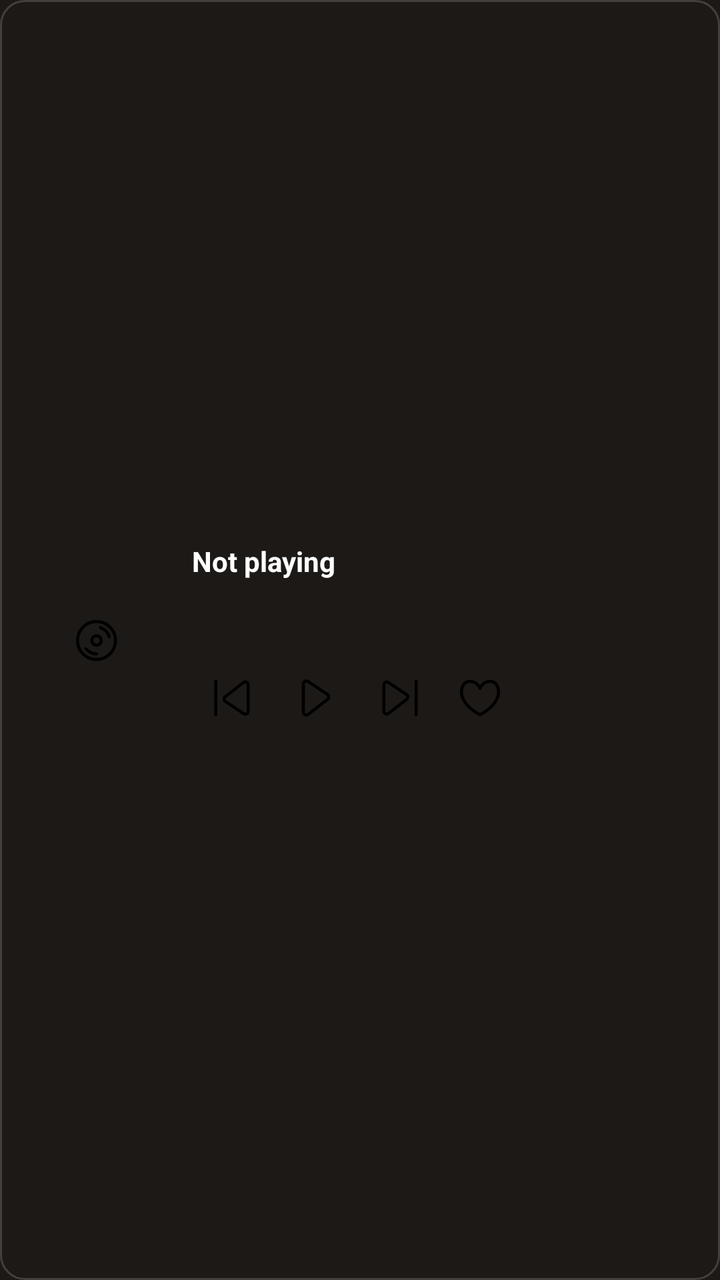
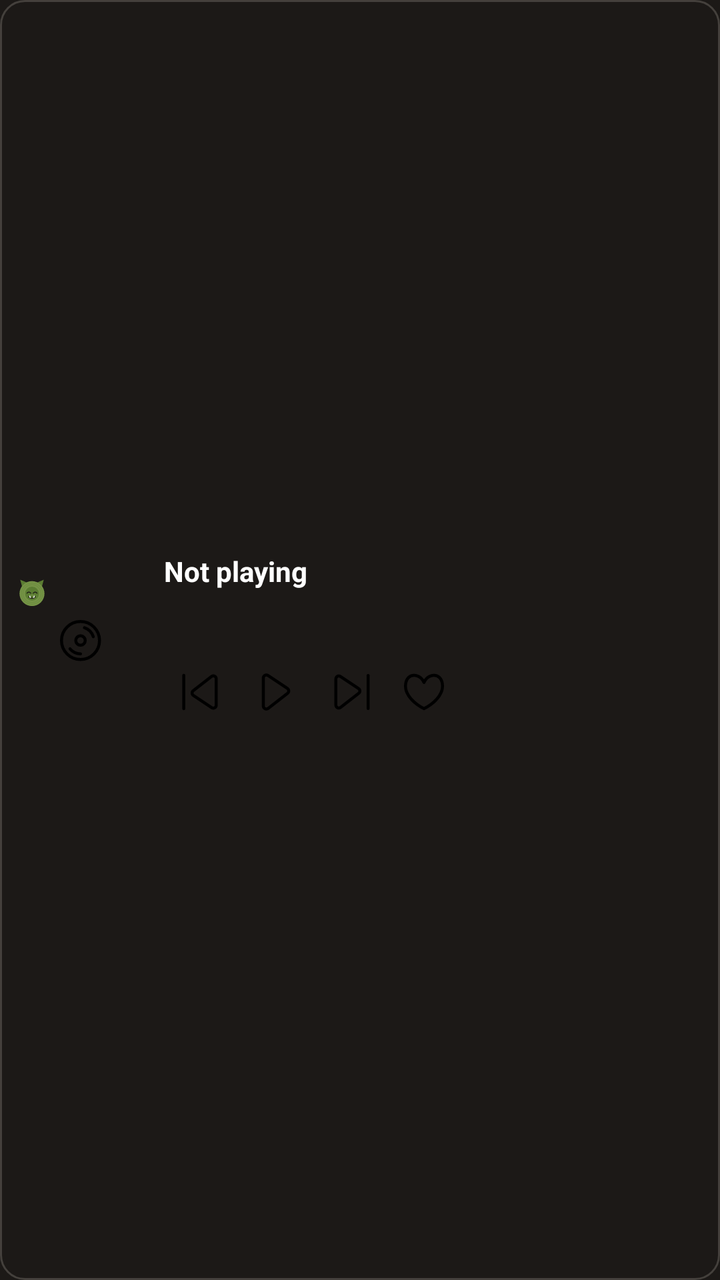

Screens rendered from an Android XML layout before and after an edit, with the pre-edit source and the edit as a unified diff.
<!-- AndroidManifest.xml: application theme Theme.Muorg -->
<!-- res/layout/now_playing_widget_expanded.xml -->
<?xml version="1.0" encoding="utf-8"?>
<LinearLayout xmlns:android="http://schemas.android.com/apk/res/android"
    android:id="@+id/widget_root"
    android:layout_width="match_parent"
    android:layout_height="match_parent"
    android:orientation="horizontal"
    android:gravity="center_vertical"
    android:padding="12dp"
    android:background="@drawable/widget_background">

    <FrameLayout
        android:layout_width="72dp"
        android:layout_height="72dp">

        <ImageView
            android:id="@+id/widget_cover"
            android:layout_width="match_parent"
            android:layout_height="match_parent"
            android:scaleType="centerCrop"
            android:contentDescription="@string/widget_cover_desc"
            android:visibility="gone" />

        <ImageView
            android:id="@+id/widget_cover_placeholder"
            android:layout_width="match_parent"
            android:layout_height="match_parent"
            android:src="@drawable/ic_compact_disk"
            android:scaleType="centerInside"
            android:contentDescription="@string/widget_cover_desc" />
    </FrameLayout>

    <LinearLayout
        android:layout_width="0dp"
        android:layout_height="wrap_content"
        android:layout_weight="1"
        android:layout_gravity="center_vertical"
        android:orientation="vertical"
        android:layout_marginStart="12dp">

        <TextView
            android:id="@+id/widget_title"
            android:layout_width="match_parent"
            android:layout_height="wrap_content"
            android:ellipsize="end"
            android:maxLines="1"
            android:textAppearance="@style/TextAppearance.Widget.Title"
            android:text="@string/widget_no_track" />

        <TextView
            android:id="@+id/widget_artist"
            android:layout_width="match_parent"
            android:layout_height="wrap_content"
            android:ellipsize="end"
            android:maxLines="1"
            android:textAppearance="@style/TextAppearance.Widget.Artist"
            android:text="" />

        <TextView
            android:id="@+id/widget_album"
            android:layout_width="match_parent"
            android:layout_height="wrap_content"
            android:ellipsize="end"
            android:maxLines="1"
            android:textAppearance="@style/TextAppearance.Widget.Album"
            android:text="" />

        <LinearLayout
            android:layout_width="match_parent"
            android:layout_height="wrap_content"
            android:orientation="horizontal"
            android:layout_marginTop="8dp">

            <ImageButton
                android:id="@+id/widget_previous"
                android:layout_width="40dp"
                android:layout_height="40dp"
                android:padding="8dp"
                android:scaleType="center"
                android:src="@drawable/ic_previous"
                android:background="@android:color/transparent"
                android:contentDescription="@string/widget_previous" />

            <ImageButton
                android:id="@+id/widget_play_pause"
                android:layout_width="44dp"
                android:layout_height="40dp"
                android:padding="8dp"
                android:scaleType="center"
                android:src="@drawable/ic_play"
                android:background="@android:color/transparent"
                android:contentDescription="@string/widget_play" />

            <ImageButton
                android:id="@+id/widget_next"
                android:layout_width="40dp"
                android:layout_height="40dp"
                android:padding="8dp"
                android:scaleType="center"
                android:src="@drawable/ic_next"
                android:background="@android:color/transparent"
                android:contentDescription="@string/widget_next" />

            <ImageButton
                android:id="@+id/widget_favorite"
                android:layout_width="40dp"
                android:layout_height="40dp"
                android:padding="8dp"
                android:scaleType="center"
                android:src="@drawable/ic_heart"
                android:background="@android:color/transparent"
                android:contentDescription="@string/widget_toggle_favorite" />

        </LinearLayout>
    </LinearLayout>

</LinearLayout>
<!-- resources referenced by this layout -->
<resources>
  <!-- drawable widget_background (drawable) -->
  <?xml version="1.0" encoding="utf-8"?>
  <shape xmlns:android="http://schemas.android.com/apk/res/android">
      <solid android:color="#1C1917" />
      <corners android:radius="12dp" />
      <stroke
          android:width="1dp"
          android:color="#44403C" />
  </shape>
  <string name="widget_cover_desc">Album art</string>
  <string name="widget_next">Next track</string>
  <string name="widget_no_track">Not playing</string>
  <string name="widget_play">Play</string>
  <string name="widget_previous">Previous track</string>
  <string name="widget_toggle_favorite">Toggle favorite</string>
  <style name="TextAppearance.Widget.Album" parent="android:TextAppearance">
          <item name="android:textSize">11sp</item>
          <item name="android:textColor">#99FFFFFF</item>
      </style>
  <style name="TextAppearance.Widget.Artist" parent="android:TextAppearance">
          <item name="android:textSize">12sp</item>
          <item name="android:textColor">#CCFFFFFF</item>
      </style>
  <style name="TextAppearance.Widget.Title" parent="android:TextAppearance">
          <item name="android:textSize">14sp</item>
          <item name="android:textColor">#FFFFFFFF</item>
          <item name="android:textStyle">bold</item>
      </style>
  <style name="Theme.Muorg" parent="android:Theme.Material.Light.NoActionBar">
          <item name="android:windowBackground">#1c1917</item>
          <item name="android:statusBarColor">#1c1917</item>
          <item name="android:navigationBarColor">#292524</item>
          <item name="android:windowLightStatusBar">false</item>
      </style>
  <!-- unchanged entries left out for length: 5 -->
</resources>

<!-- the commit's change to res/layout/now_playing_widget_expanded.xml (unified diff, before → after) -->
@@ -5,12 +5,12 @@
     android:layout_height="match_parent"
     android:orientation="horizontal"
     android:gravity="center_vertical"
-    android:padding="12dp"
+    android:padding="8dp"
     android:background="@drawable/widget_background">
 
     <FrameLayout
-        android:layout_width="72dp"
-        android:layout_height="72dp">
+        android:layout_width="64dp"
+        android:layout_height="64dp">
 
         <ImageView
             android:id="@+id/widget_cover"
@@ -27,6 +27,14 @@
             android:src="@drawable/ic_compact_disk"
             android:scaleType="centerInside"
             android:contentDescription="@string/widget_cover_desc" />
+
+        
+        <ImageView
+            android:layout_width="16dp"
+            android:layout_height="16dp"
+            android:layout_gravity="top|start"
+            android:src="@drawable/widget_logo"
+            android:importantForAccessibility="no" />
     </FrameLayout>
 
     <LinearLayout
@@ -35,45 +43,70 @@
         android:layout_weight="1"
         android:layout_gravity="center_vertical"
         android:orientation="vertical"
-        android:layout_marginStart="12dp">
-
-        <TextView
-            android:id="@+id/widget_title"
-            android:layout_width="match_parent"
-            android:layout_height="wrap_content"
-            android:ellipsize="end"
-            android:maxLines="1"
-            android:textAppearance="@style/TextAppearance.Widget.Title"
-            android:text="@string/widget_no_track" />
-
-        <TextView
-            android:id="@+id/widget_artist"
-            android:layout_width="match_parent"
-            android:layout_height="wrap_content"
-            android:ellipsize="end"
-            android:maxLines="1"
-            android:textAppearance="@style/TextAppearance.Widget.Artist"
-            android:text="" />
-
-        <TextView
-            android:id="@+id/widget_album"
-            android:layout_width="match_parent"
-            android:layout_height="wrap_content"
-            android:ellipsize="end"
-            android:maxLines="1"
-            android:textAppearance="@style/TextAppearance.Widget.Album"
-            android:text="" />
+        android:layout_marginStart="10dp">
 
         <LinearLayout
             android:layout_width="match_parent"
             android:layout_height="wrap_content"
             android:orientation="horizontal"
-            android:layout_marginTop="8dp">
+            android:gravity="center_vertical">
+
+            <LinearLayout
+                android:layout_width="0dp"
+                android:layout_height="wrap_content"
+                android:layout_weight="1"
+                android:orientation="vertical">
+
+                <TextView
+                    android:id="@+id/widget_title"
+                    android:layout_width="match_parent"
+                    android:layout_height="wrap_content"
+                    android:ellipsize="end"
+                    android:maxLines="1"
+                    android:textAppearance="@style/TextAppearance.Widget.Title"
+                    android:text="@string/widget_no_track" />
+
+                <TextView
+                    android:id="@+id/widget_artist"
+                    android:layout_width="match_parent"
+                    android:layout_height="wrap_content"
+                    android:ellipsize="end"
+                    android:maxLines="1"
+                    android:textAppearance="@style/TextAppearance.Widget.Artist"
+                    android:text="" />
+
+                <TextView
+                    android:id="@+id/widget_album"
+                    android:layout_width="match_parent"
+                    android:layout_height="wrap_content"
+                    android:ellipsize="end"
+                    android:maxLines="1"
+                    android:textAppearance="@style/TextAppearance.Widget.Album"
+                    android:text="" />
+            </LinearLayout>
+
+            <ImageButton
+                android:id="@+id/widget_favorite_inline"
+                android:layout_width="36dp"
+                android:layout_height="36dp"
+                android:padding="8dp"
+                android:scaleType="center"
+                android:src="@drawable/ic_heart"
+                android:background="@android:color/transparent"
+                android:contentDescription="@string/widget_toggle_favorite"
+                android:visibility="gone" />
+        </LinearLayout>
+
+        <LinearLayout
+            android:layout_width="match_parent"
+            android:layout_height="wrap_content"
+            android:orientation="horizontal"
+            android:layout_marginTop="2dp">
 
             <ImageButton
                 android:id="@+id/widget_previous"
-                android:layout_width="40dp"
-                android:layout_height="40dp"
+                android:layout_width="36dp"
+                android:layout_height="36dp"
                 android:padding="8dp"
                 android:scaleType="center"
                 android:src="@drawable/ic_previous"
@@ -82,8 +115,8 @@
 
             <ImageButton
                 android:id="@+id/widget_play_pause"
-                android:layout_width="44dp"
-                android:layout_height="40dp"
+                android:layout_width="40dp"
+                android:layout_height="36dp"
                 android:padding="8dp"
                 android:scaleType="center"
                 android:src="@drawable/ic_play"
@@ -92,8 +125,8 @@
 
             <ImageButton
                 android:id="@+id/widget_next"
-                android:layout_width="40dp"
-                android:layout_height="40dp"
+                android:layout_width="36dp"
+                android:layout_height="36dp"
                 android:padding="8dp"
                 android:scaleType="center"
                 android:src="@drawable/ic_next"
@@ -102,8 +135,8 @@
 
             <ImageButton
                 android:id="@+id/widget_favorite"
-                android:layout_width="40dp"
-                android:layout_height="40dp"
+                android:layout_width="36dp"
+                android:layout_height="36dp"
                 android:padding="8dp"
                 android:scaleType="center"
                 android:src="@drawable/ic_heart"
<!-- resource entries referenced after the edit -->
@@ -9,6 +9,28 @@
           android:width="1dp"
           android:color="#44403C" />
   </shape>
+  <!-- drawable widget_logo (drawable) -->
+  <?xml version="1.0" encoding="utf-8"?>
+  <vector xmlns:android="http://schemas.android.com/apk/res/android"
+      android:width="24dp"
+      android:height="24dp"
+      android:viewportWidth="184.6"
+      android:viewportHeight="184.6">
+      <group android:translateX="-7.7" android:translateY="-6.5">
+      <path android:pathData="M32,28 L84,50 L50,94 Z" android:fillColor="#5b7c32"/>
+      <path android:pathData="M168,28 L116,50 L150,94 Z" android:fillColor="#5b7c32"/>
+      <path android:pathData="M28,108 a72,72 0 1,0 144,0 a72,72 0 1,0 -144,0 Z" android:fillColor="#759346"/>
+      <path android:pathData="M38,108 a62,62 0 1,0 124,0 a62,62 0 1,0 -124,0 Z" android:strokeColor="#5b7c32" android:strokeWidth="3" android:strokeAlpha="0.45"/>
+      <path android:pathData="M48,108 a52,52 0 1,0 104,0 a52,52 0 1,0 -104,0 Z" android:strokeColor="#5b7c32" android:strokeWidth="3" android:strokeAlpha="0.45"/>
+      <path android:pathData="M60,108 a40,40 0 1,0 80,0 a40,40 0 1,0 -80,0 Z" android:fillColor="#5b7c32"/>
+      <path android:pathData="M71,106 Q82,92 93,106" android:strokeColor="#1c1917" android:strokeWidth="5" android:strokeLineCap="round"/>
+      <path android:pathData="M107,106 Q118,92 129,106" android:strokeColor="#1c1917" android:strokeWidth="5" android:strokeLineCap="round"/>
+      <path android:pathData="M95,117 a5,4 0 1,0 10,0 a5,4 0 1,0 -10,0 Z" android:fillColor="#759346"/>
+      <path android:pathData="M81,127 Q100,144 119,127" android:strokeColor="#1c1917" android:strokeWidth="5" android:strokeLineCap="round"/>
+      <path android:pathData="M84,129 L88,115 L94,135 Z" android:fillColor="#f5f5f4"/>
+      <path android:pathData="M116,129 L112,115 L106,135 Z" android:fillColor="#f5f5f4"/>
+      </group>
+  </vector>
   <string name="widget_cover_desc">Album art</string>
   <string name="widget_next">Next track</string>
   <string name="widget_no_track">Not playing</string>
